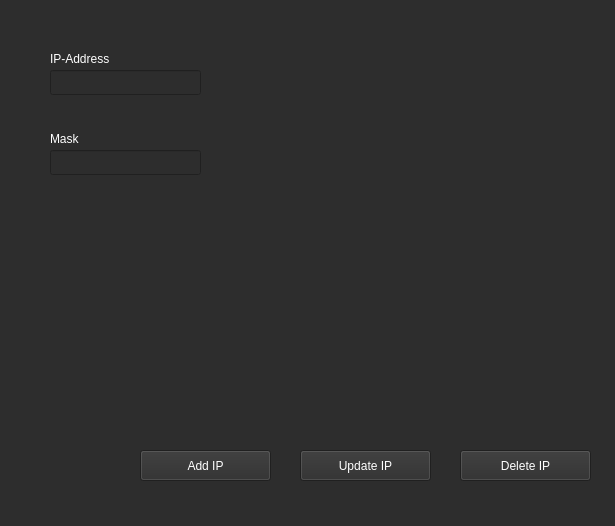
Qt form UI/IPAddressConfig.ui (monico18/LTI-SDN-Controller) before a commit.
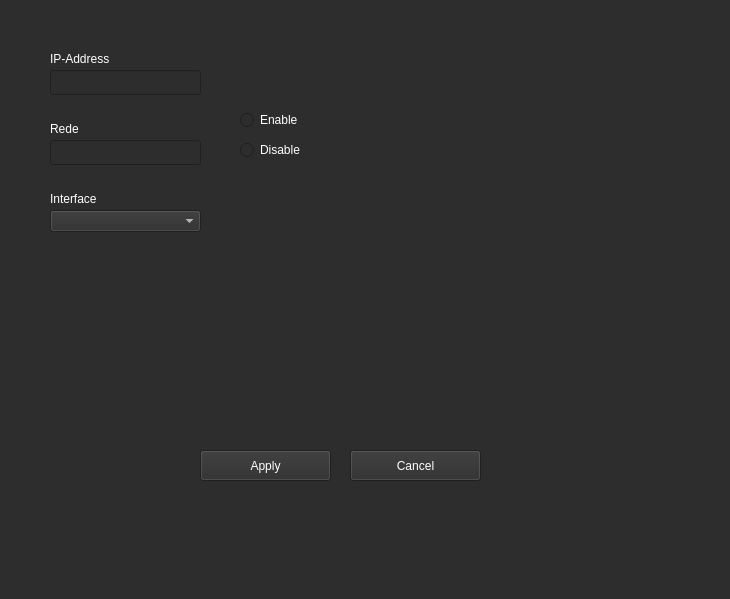
The same form after that commit.

Diff of the .ui file:
```diff
--- a/UI/IPAddressConfig.ui
+++ b/UI/IPAddressConfig.ui
@@ -6,8 +6,8 @@
    <rect>
     <x>0</x>
     <y>0</y>
-    <width>615</width>
-    <height>526</height>
+    <width>730</width>
+    <height>599</height>
    </rect>
   </property>
   <property name="windowTitle">
@@ -19,7 +19,7 @@
   <widget class="QPushButton" name="btn_add_ip">
    <property name="geometry">
     <rect>
-     <x>140</x>
+     <x>200</x>
      <y>450</y>
      <width>131</width>
      <height>31</height>
@@ -144,13 +144,13 @@
     </palette>
    </property>
    <property name="text">
-    <string>Add IP</string>
+    <string>Apply</string>
    </property>
   </widget>
   <widget class="QPushButton" name="btn_update_ip">
    <property name="geometry">
     <rect>
-     <x>300</x>
+     <x>350</x>
      <y>450</y>
      <width>131</width>
      <height>31</height>
@@ -275,138 +275,7 @@
     </palette>
    </property>
    <property name="text">
-    <string>Update IP</string>
-   </property>
-  </widget>
-  <widget class="QPushButton" name="btn_delete_ip">
-   <property name="geometry">
-    <rect>
-     <x>460</x>
-     <y>450</y>
-     <width>131</width>
-     <height>31</height>
-    </rect>
-   </property>
-   <property name="palette">
-    <palette>
-     <active>
-      <colorrole role="Button">
-       <brush brushstyle="SolidPattern">
-        <color alpha="255">
-         <red>45</red>
-         <green>45</green>
-         <blue>45</blue>
-        </color>
-       </brush>
-      </colorrole>
-      <colorrole role="ButtonText">
-       <brush brushstyle="SolidPattern">
-        <color alpha="255">
-         <red>255</red>
-         <green>255</green>
-         <blue>255</blue>
-        </color>
-       </brush>
-      </colorrole>
-      <colorrole role="Base">
-       <brush brushstyle="SolidPattern">
-        <color alpha="255">
-         <red>45</red>
-         <green>45</green>
-         <blue>45</blue>
-        </color>
-       </brush>
-      </colorrole>
-      <colorrole role="Window">
-       <brush brushstyle="SolidPattern">
-        <color alpha="255">
-         <red>45</red>
-         <green>45</green>
-         <blue>45</blue>
-        </color>
-       </brush>
-      </colorrole>
-     </active>
-     <inactive>
-      <colorrole role="Button">
-       <brush brushstyle="SolidPattern">
-        <color alpha="255">
-         <red>45</red>
-         <green>45</green>
-         <blue>45</blue>
-        </color>
-       </brush>
-      </colorrole>
-      <colorrole role="ButtonText">
-       <brush brushstyle="SolidPattern">
-        <color alpha="255">
-         <red>255</red>
-         <green>255</green>
-         <blue>255</blue>
-        </color>
-       </brush>
-      </colorrole>
-      <colorrole role="Base">
-       <brush brushstyle="SolidPattern">
-        <color alpha="255">
-         <red>45</red>
-         <green>45</green>
-         <blue>45</blue>
-        </color>
-       </brush>
-      </colorrole>
-      <colorrole role="Window">
-       <brush brushstyle="SolidPattern">
-        <color alpha="255">
-         <red>45</red>
-         <green>45</green>
-         <blue>45</blue>
-        </color>
-       </brush>
-      </colorrole>
-     </inactive>
-     <disabled>
-      <colorrole role="Button">
-       <brush brushstyle="SolidPattern">
-        <color alpha="255">
-         <red>45</red>
-         <green>45</green>
-         <blue>45</blue>
-        </color>
-       </brush>
-      </colorrole>
-      <colorrole role="ButtonText">
-       <brush brushstyle="SolidPattern">
-        <color alpha="255">
-         <red>120</red>
-         <green>120</green>
-         <blue>120</blue>
-        </color>
-       </brush>
-      </colorrole>
-      <colorrole role="Base">
-       <brush brushstyle="SolidPattern">
-        <color alpha="255">
-         <red>45</red>
-         <green>45</green>
-         <blue>45</blue>
-        </color>
-       </brush>
-      </colorrole>
-      <colorrole role="Window">
-       <brush brushstyle="SolidPattern">
-        <color alpha="255">
-         <red>45</red>
-         <green>45</green>
-         <blue>45</blue>
-        </color>
-       </brush>
-      </colorrole>
-     </disabled>
-    </palette>
-   </property>
-   <property name="text">
-    <string>Delete IP</string>
+    <string>Cancel</string>
    </property>
   </widget>
   <widget class="QLabel" name="label">
@@ -789,7 +658,7 @@
    <property name="geometry">
     <rect>
      <x>50</x>
-     <y>130</y>
+     <y>120</y>
      <width>61</width>
      <height>17</height>
     </rect>
@@ -967,7 +836,7 @@
     </palette>
    </property>
    <property name="text">
-    <string>Mask</string>
+    <string>Rede</string>
    </property>
   </widget>
   <widget class="QLineEdit" name="lineEdit_3">
@@ -977,7 +846,7 @@
    <property name="geometry">
     <rect>
      <x>50</x>
-     <y>150</y>
+     <y>140</y>
      <width>151</width>
      <height>25</height>
     </rect>
@@ -1161,6 +1030,635 @@
     <enum>Qt::ClickFocus</enum>
    </property>
   </widget>
+  <widget class="QLabel" name="label_4">
+   <property name="geometry">
+    <rect>
+     <x>50</x>
+     <y>190</y>
+     <width>61</width>
+     <height>17</height>
+    </rect>
+   </property>
+   <property name="palette">
+    <palette>
+     <active>
+      <colorrole role="WindowText">
+       <brush brushstyle="SolidPattern">
+        <color alpha="255">
+         <red>255</red>
+         <green>255</green>
+         <blue>255</blue>
+        </color>
+       </brush>
+      </colorrole>
+      <colorrole role="Button">
+       <brush brushstyle="SolidPattern">
+        <color alpha="255">
+         <red>45</red>
+         <green>45</green>
+         <blue>45</blue>
+        </color>
+       </brush>
+      </colorrole>
+      <colorrole role="Text">
+       <brush brushstyle="SolidPattern">
+        <color alpha="255">
+         <red>255</red>
+         <green>255</green>
+         <blue>255</blue>
+        </color>
+       </brush>
+      </colorrole>
+      <colorrole role="ButtonText">
+       <brush brushstyle="SolidPattern">
+        <color alpha="255">
+         <red>255</red>
+         <green>255</green>
+         <blue>255</blue>
+        </color>
+       </brush>
+      </colorrole>
+      <colorrole role="Base">
+       <brush brushstyle="SolidPattern">
+        <color alpha="255">
+         <red>45</red>
+         <green>45</green>
+         <blue>45</blue>
+        </color>
+       </brush>
+      </colorrole>
+      <colorrole role="Window">
+       <brush brushstyle="SolidPattern">
+        <color alpha="255">
+         <red>45</red>
+         <green>45</green>
+         <blue>45</blue>
+        </color>
+       </brush>
+      </colorrole>
+     </active>
+     <inactive>
+      <colorrole role="WindowText">
+       <brush brushstyle="SolidPattern">
+        <color alpha="255">
+         <red>255</red>
+         <green>255</green>
+         <blue>255</blue>
+        </color>
+       </brush>
+      </colorrole>
+      <colorrole role="Button">
+       <brush brushstyle="SolidPattern">
+        <color alpha="255">
+         <red>45</red>
+         <green>45</green>
+         <blue>45</blue>
+        </color>
+       </brush>
+      </colorrole>
+      <colorrole role="Text">
+       <brush brushstyle="SolidPattern">
+        <color alpha="255">
+         <red>255</red>
+         <green>255</green>
+         <blue>255</blue>
+        </color>
+       </brush>
+      </colorrole>
+      <colorrole role="ButtonText">
+       <brush brushstyle="SolidPattern">
+        <color alpha="255">
+         <red>255</red>
+         <green>255</green>
+         <blue>255</blue>
+        </color>
+       </brush>
+      </colorrole>
+      <colorrole role="Base">
+       <brush brushstyle="SolidPattern">
+        <color alpha="255">
+         <red>45</red>
+         <green>45</green>
+         <blue>45</blue>
+        </color>
+       </brush>
+      </colorrole>
+      <colorrole role="Window">
+       <brush brushstyle="SolidPattern">
+        <color alpha="255">
+         <red>45</red>
+         <green>45</green>
+         <blue>45</blue>
+        </color>
+       </brush>
+      </colorrole>
+     </inactive>
+     <disabled>
+      <colorrole role="WindowText">
+       <brush brushstyle="SolidPattern">
+        <color alpha="255">
+         <red>120</red>
+         <green>120</green>
+         <blue>120</blue>
+        </color>
+       </brush>
+      </colorrole>
+      <colorrole role="Button">
+       <brush brushstyle="SolidPattern">
+        <color alpha="255">
+         <red>45</red>
+         <green>45</green>
+         <blue>45</blue>
+        </color>
+       </brush>
+      </colorrole>
+      <colorrole role="Text">
+       <brush brushstyle="SolidPattern">
+        <color alpha="255">
+         <red>120</red>
+         <green>120</green>
+         <blue>120</blue>
+        </color>
+       </brush>
+      </colorrole>
+      <colorrole role="ButtonText">
+       <brush brushstyle="SolidPattern">
+        <color alpha="255">
+         <red>120</red>
+         <green>120</green>
+         <blue>120</blue>
+        </color>
+       </brush>
+      </colorrole>
+      <colorrole role="Base">
+       <brush brushstyle="SolidPattern">
+        <color alpha="255">
+         <red>45</red>
+         <green>45</green>
+         <blue>45</blue>
+        </color>
+       </brush>
+      </colorrole>
+      <colorrole role="Window">
+       <brush brushstyle="SolidPattern">
+        <color alpha="255">
+         <red>45</red>
+         <green>45</green>
+         <blue>45</blue>
+        </color>
+       </brush>
+      </colorrole>
+     </disabled>
+    </palette>
+   </property>
+   <property name="text">
+    <string>Interface</string>
+   </property>
+  </widget>
+  <widget class="QComboBox" name="interfaces">
+   <property name="geometry">
+    <rect>
+     <x>50</x>
+     <y>210</y>
+     <width>151</width>
+     <height>22</height>
+    </rect>
+   </property>
+   <property name="palette">
+    <palette>
+     <active>
+      <colorrole role="WindowText">
+       <brush brushstyle="SolidPattern">
+        <color alpha="255">
+         <red>255</red>
+         <green>255</green>
+         <blue>255</blue>
+        </color>
+       </brush>
+      </colorrole>
+      <colorrole role="Button">
+       <brush brushstyle="SolidPattern">
+        <color alpha="255">
+         <red>45</red>
+         <green>45</green>
+         <blue>45</blue>
+        </color>
+       </brush>
+      </colorrole>
+      <colorrole role="Text">
+       <brush brushstyle="SolidPattern">
+        <color alpha="255">
+         <red>255</red>
+         <green>255</green>
+         <blue>255</blue>
+        </color>
+       </brush>
+      </colorrole>
+      <colorrole role="ButtonText">
+       <brush brushstyle="SolidPattern">
+        <color alpha="255">
+         <red>255</red>
+         <green>255</green>
+         <blue>255</blue>
+        </color>
+       </brush>
+      </colorrole>
+      <colorrole role="Base">
+       <brush brushstyle="SolidPattern">
+        <color alpha="255">
+         <red>45</red>
+         <green>45</green>
+         <blue>45</blue>
+        </color>
+       </brush>
+      </colorrole>
+      <colorrole role="Window">
+       <brush brushstyle="SolidPattern">
+        <color alpha="255">
+         <red>45</red>
+         <green>45</green>
+         <blue>45</blue>
+        </color>
+       </brush>
+      </colorrole>
+     </active>
+     <inactive>
+      <colorrole role="WindowText">
+       <brush brushstyle="SolidPattern">
+        <color alpha="255">
+         <red>255</red>
+         <green>255</green>
+         <blue>255</blue>
+        </color>
+       </brush>
+      </colorrole>
+      <colorrole role="Button">
+       <brush brushstyle="SolidPattern">
+        <color alpha="255">
+         <red>45</red>
+         <green>45</green>
+         <blue>45</blue>
+        </color>
+       </brush>
+      </colorrole>
+      <colorrole role="Text">
+       <brush brushstyle="SolidPattern">
+        <color alpha="255">
+         <red>255</red>
+         <green>255</green>
+         <blue>255</blue>
+        </color>
+       </brush>
+      </colorrole>
+      <colorrole role="ButtonText">
+       <brush brushstyle="SolidPattern">
+        <color alpha="255">
+         <red>255</red>
+         <green>255</green>
+         <blue>255</blue>
+        </color>
+       </brush>
+      </colorrole>
+      <colorrole role="Base">
+       <brush brushstyle="SolidPattern">
+        <color alpha="255">
+         <red>45</red>
+         <green>45</green>
+         <blue>45</blue>
+        </color>
+       </brush>
+      </colorrole>
+      <colorrole role="Window">
+       <brush brushstyle="SolidPattern">
+        <color alpha="255">
+         <red>45</red>
+         <green>45</green>
+         <blue>45</blue>
+        </color>
+       </brush>
+      </colorrole>
+     </inactive>
+     <disabled>
+      <colorrole role="WindowText">
+       <brush brushstyle="SolidPattern">
+        <color alpha="255">
+         <red>120</red>
+         <green>120</green>
+         <blue>120</blue>
+        </color>
+       </brush>
+      </colorrole>
+      <colorrole role="Button">
+       <brush brushstyle="SolidPattern">
+        <color alpha="255">
+         <red>45</red>
+         <green>45</green>
+         <blue>45</blue>
+        </color>
+       </brush>
+      </colorrole>
+      <colorrole role="Text">
+       <brush brushstyle="SolidPattern">
+        <color alpha="255">
+         <red>120</red>
+         <green>120</green>
+         <blue>120</blue>
+        </color>
+       </brush>
+      </colorrole>
+      <colorrole role="ButtonText">
+       <brush brushstyle="SolidPattern">
+        <color alpha="255">
+         <red>120</red>
+         <green>120</green>
+         <blue>120</blue>
+        </color>
+       </brush>
+      </colorrole>
+      <colorrole role="Base">
+       <brush brushstyle="SolidPattern">
+        <color alpha="255">
+         <red>45</red>
+         <green>45</green>
+         <blue>45</blue>
+        </color>
+       </brush>
+      </colorrole>
+      <colorrole role="Window">
+       <brush brushstyle="SolidPattern">
+        <color alpha="255">
+         <red>45</red>
+         <green>45</green>
+         <blue>45</blue>
+        </color>
+       </brush>
+      </colorrole>
+     </disabled>
+    </palette>
+   </property>
+  </widget>
+  <widget class="QRadioButton" name="radio_disable">
+   <property name="geometry">
+    <rect>
+     <x>240</x>
+     <y>140</y>
+     <width>95</width>
+     <height>20</height>
+    </rect>
+   </property>
+   <property name="palette">
+    <palette>
+     <active>
+      <colorrole role="WindowText">
+       <brush brushstyle="SolidPattern">
+        <color alpha="255">
+         <red>255</red>
+         <green>255</green>
+         <blue>255</blue>
+        </color>
+       </brush>
+      </colorrole>
+      <colorrole role="Button">
+       <brush brushstyle="SolidPattern">
+        <color alpha="255">
+         <red>45</red>
+         <green>45</green>
+         <blue>45</blue>
+        </color>
+       </brush>
+      </colorrole>
+      <colorrole role="Base">
+       <brush brushstyle="SolidPattern">
+        <color alpha="255">
+         <red>45</red>
+         <green>45</green>
+         <blue>45</blue>
+        </color>
+       </brush>
+      </colorrole>
+      <colorrole role="Window">
+       <brush brushstyle="SolidPattern">
+        <color alpha="255">
+         <red>45</red>
+         <green>45</green>
+         <blue>45</blue>
+        </color>
+       </brush>
+      </colorrole>
+     </active>
+     <inactive>
+      <colorrole role="WindowText">
+       <brush brushstyle="SolidPattern">
+        <color alpha="255">
+         <red>255</red>
+         <green>255</green>
+         <blue>255</blue>
+        </color>
+       </brush>
+      </colorrole>
+      <colorrole role="Button">
+       <brush brushstyle="SolidPattern">
+        <color alpha="255">
+         <red>45</red>
+         <green>45</green>
+         <blue>45</blue>
+        </color>
+       </brush>
+      </colorrole>
+      <colorrole role="Base">
+       <brush brushstyle="SolidPattern">
+        <color alpha="255">
+         <red>45</red>
+         <green>45</green>
+         <blue>45</blue>
+        </color>
+       </brush>
+      </colorrole>
+      <colorrole role="Window">
+       <brush brushstyle="SolidPattern">
+        <color alpha="255">
+         <red>45</red>
+         <green>45</green>
+         <blue>45</blue>
+        </color>
+       </brush>
+      </colorrole>
+     </inactive>
+     <disabled>
+      <colorrole role="WindowText">
+       <brush brushstyle="SolidPattern">
+        <color alpha="255">
+         <red>120</red>
+         <green>120</green>
+         <blue>120</blue>
+        </color>
+       </brush>
+      </colorrole>
+      <colorrole role="Button">
+       <brush brushstyle="SolidPattern">
+        <color alpha="255">
+         <red>45</red>
+         <green>45</green>
+         <blue>45</blue>
+        </color>
+       </brush>
+      </colorrole>
+      <colorrole role="Base">
+       <brush brushstyle="SolidPattern">
+        <color alpha="255">
+         <red>45</red>
+         <green>45</green>
+         <blue>45</blue>
+        </color>
+       </brush>
+      </colorrole>
+      <colorrole role="Window">
+       <brush brushstyle="SolidPattern">
+        <color alpha="255">
+         <red>45</red>
+         <green>45</green>
+         <blue>45</blue>
+        </color>
+       </brush>
+      </colorrole>
+     </disabled>
+    </palette>
+   </property>
+   <property name="text">
+    <string>Disable</string>
+   </property>
+  </widget>
+  <widget class="QRadioButton" name="radio_enable">
+   <property name="geometry">
+    <rect>
+     <x>240</x>
+     <y>110</y>
+     <width>95</width>
+     <height>20</height>
+    </rect>
+   </property>
+   <property name="palette">
+    <palette>
+     <active>
+      <colorrole role="WindowText">
+       <brush brushstyle="SolidPattern">
+        <color alpha="255">
+         <red>255</red>
+         <green>255</green>
+         <blue>255</blue>
+        </color>
+       </brush>
+      </colorrole>
+      <colorrole role="Button">
+       <brush brushstyle="SolidPattern">
+        <color alpha="255">
+         <red>45</red>
+         <green>45</green>
+         <blue>45</blue>
+        </color>
+       </brush>
+      </colorrole>
+      <colorrole role="Base">
+       <brush brushstyle="SolidPattern">
+        <color alpha="255">
+         <red>45</red>
+         <green>45</green>
+         <blue>45</blue>
+        </color>
+       </brush>
+      </colorrole>
+      <colorrole role="Window">
+       <brush brushstyle="SolidPattern">
+        <color alpha="255">
+         <red>45</red>
+         <green>45</green>
+         <blue>45</blue>
+        </color>
+       </brush>
+      </colorrole>
+     </active>
+     <inactive>
+      <colorrole role="WindowText">
+       <brush brushstyle="SolidPattern">
+        <color alpha="255">
+         <red>255</red>
+         <green>255</green>
+         <blue>255</blue>
+        </color>
+       </brush>
+      </colorrole>
+      <colorrole role="Button">
+       <brush brushstyle="SolidPattern">
+        <color alpha="255">
+         <red>45</red>
+         <green>45</green>
+         <blue>45</blue>
+        </color>
+       </brush>
+      </colorrole>
+      <colorrole role="Base">
+       <brush brushstyle="SolidPattern">
+        <color alpha="255">
+         <red>45</red>
+         <green>45</green>
+         <blue>45</blue>
+        </color>
+       </brush>
+      </colorrole>
+      <colorrole role="Window">
+       <brush brushstyle="SolidPattern">
+        <color alpha="255">
+         <red>45</red>
+         <green>45</green>
+         <blue>45</blue>
+        </color>
+       </brush>
+      </colorrole>
+     </inactive>
+     <disabled>
+      <colorrole role="WindowText">
+       <brush brushstyle="SolidPattern">
+        <color alpha="255">
+         <red>120</red>
+         <green>120</green>
+         <blue>120</blue>
+        </color>
+       </brush>
+      </colorrole>
+      <colorrole role="Button">
+       <brush brushstyle="SolidPattern">
+        <color alpha="255">
+         <red>45</red>
+         <green>45</green>
+         <blue>45</blue>
+        </color>
+       </brush>
+      </colorrole>
+      <colorrole role="Base">
+       <brush brushstyle="SolidPattern">
+        <color alpha="255">
+         <red>45</red>
+         <green>45</green>
+         <blue>45</blue>
+        </color>
+       </brush>
+      </colorrole>
+      <colorrole role="Window">
+       <brush brushstyle="SolidPattern">
+        <color alpha="255">
+         <red>45</red>
+         <green>45</green>
+         <blue>45</blue>
+        </color>
+       </brush>
+      </colorrole>
+     </disabled>
+    </palette>
+   </property>
+   <property name="text">
+    <string>Enable</string>
+   </property>
+  </widget>
  </widget>
  <resources/>
  <connections/>
```
Left out of the diff: 8 changed lines with no effect on the pictures.
